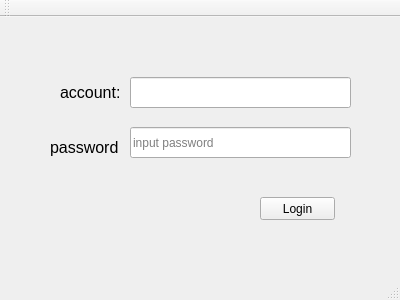
Above: ChatRoom/ChatClient/ui/loginform.ui from G-Club/CorCPP before the change. Below: the same form after it.
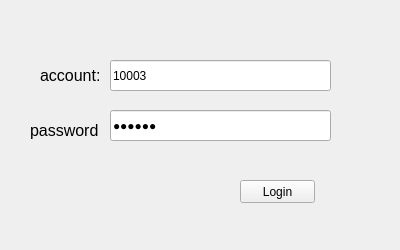
That is the form after the change.

```diff
--- a/ChatRoom/ChatClient/ui/loginform.ui
+++ b/ChatRoom/ChatClient/ui/loginform.ui
@@ -7,7 +7,7 @@
     <x>0</x>
     <y>0</y>
     <width>400</width>
-    <height>300</height>
+    <height>250</height>
    </rect>
   </property>
   <property name="windowTitle">
@@ -17,7 +17,7 @@
    <widget class="QPushButton" name="btn_login">
     <property name="geometry">
      <rect>
-      <x>260</x>
+      <x>240</x>
       <y>180</y>
       <width>75</width>
       <height>23</height>
@@ -33,22 +33,31 @@
    <widget class="QLineEdit" name="lineEdit">
     <property name="geometry">
      <rect>
-      <x>130</x>
+      <x>110</x>
       <y>60</y>
       <width>221</width>
       <height>31</height>
      </rect>
     </property>
+    <property name="text">
+     <string>10003</string>
+    </property>
+    <property name="placeholderText">
+     <string>input your account</string>
+    </property>
    </widget>
    <widget class="QLineEdit" name="lineEdit_2">
     <property name="geometry">
      <rect>
-      <x>130</x>
+      <x>110</x>
       <y>110</y>
       <width>221</width>
       <height>31</height>
      </rect>
     </property>
+    <property name="text">
+     <string>123456</string>
+    </property>
     <property name="maxLength">
      <number>16</number>
     </property>
@@ -62,7 +71,7 @@
    <widget class="QLabel" name="label">
     <property name="geometry">
      <rect>
-      <x>60</x>
+      <x>40</x>
       <y>60</y>
       <width>81</width>
       <height>31</height>
@@ -83,7 +92,7 @@
    <widget class="QLabel" name="label_2">
     <property name="geometry">
      <rect>
-      <x>50</x>
+      <x>30</x>
       <y>110</y>
       <width>81</width>
       <height>41</height>
@@ -102,25 +111,6 @@
     </property>
    </widget>
   </widget>
-  <widget class="QMenuBar" name="menuBar">
-   <property name="geometry">
-    <rect>
-     <x>0</x>
-     <y>0</y>
-     <width>400</width>
-     <height>23</height>
-    </rect>
-   </property>
-  </widget>
-  <widget class="QToolBar" name="mainToolBar">
-   <attribute name="toolBarArea">
-    <enum>TopToolBarArea</enum>
-   </attribute>
-   <attribute name="toolBarBreak">
-    <bool>false</bool>
-   </attribute>
-  </widget>
-  <widget class="QStatusBar" name="statusBar"/>
  </widget>
  <layoutdefault spacing="6" margin="11"/>
  <resources/>
```
Left out of the diff: 12 changed lines with no effect on the pictures.
